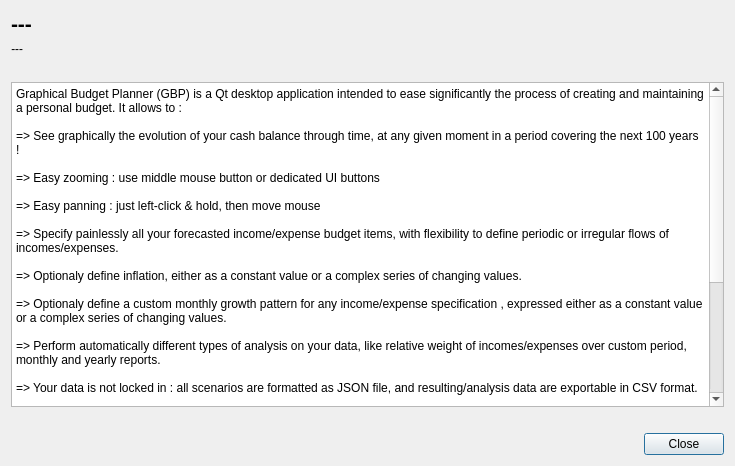
First picture: the form in aboutdialog.ui, repository redmoon1945/gbp, before the edit.
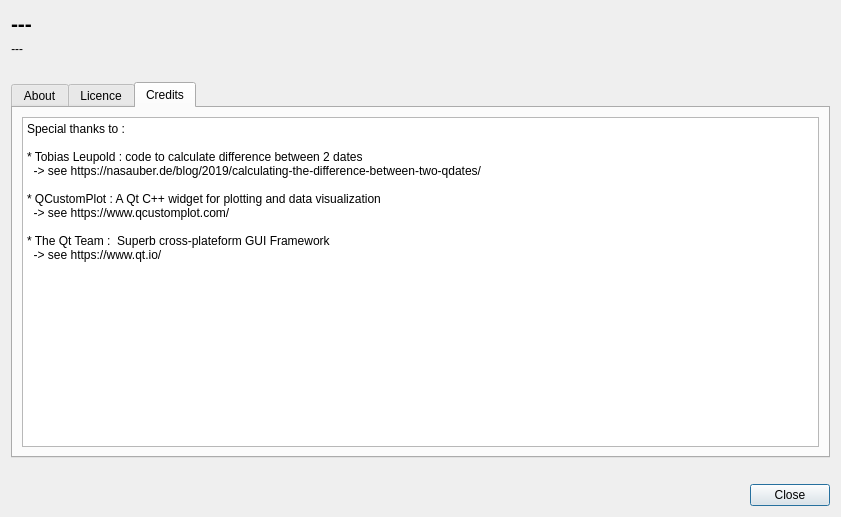
Second picture: the form after the edit. The open tabs and pages were chosen to show the change.

Commit message: ** Improve About box * Remove options to set image export type and quality, always save in PNG quality=100

```diff
--- a/aboutdialog.ui
+++ b/aboutdialog.ui
@@ -6,8 +6,8 @@
    <rect>
     <x>0</x>
     <y>0</y>
-    <width>735</width>
-    <height>466</height>
+    <width>841</width>
+    <height>517</height>
    </rect>
   </property>
   <property name="windowTitle">
@@ -45,7 +45,7 @@
       </widget>
      </item>
      <item>
-      <spacer name="verticalSpacer_2">
+      <spacer name="verticalSpacer">
        <property name="orientation">
         <enum>Qt::Vertical</enum>
        </property>
@@ -61,9 +61,24 @@
       </spacer>
      </item>
      <item>
-      <widget class="QPlainTextEdit" name="plainTextEdit">
-       <property name="plainText">
-        <string>Graphical Budget Planner (GBP) is a Qt desktop application intended to ease significantly the process of creating and maintaining a personal budget. It allows to :
+      <widget class="QTabWidget" name="tabWidget">
+       <property name="currentIndex">
+        <number>0</number>
+       </property>
+       <property name="movable">
+        <bool>false</bool>
+       </property>
+       <widget class="QWidget" name="about">
+        <attribute name="title">
+         <string>About</string>
+        </attribute>
+        <layout class="QVBoxLayout" name="verticalLayout_8">
+         <item>
+          <layout class="QVBoxLayout" name="verticalLayout_7">
+           <item>
+            <widget class="QPlainTextEdit" name="plainTextEdit">
+             <property name="plainText">
+              <string>Graphical Budget Planner (GBP) is a Qt desktop application intended to ease significantly the process of creating and maintaining a personal budget. It allows to :
 
 =&gt; See graphically the evolution of your cash balance through time, at any given moment in a period covering the next 100 years !
 
@@ -83,18 +98,67 @@
 
 GBP is all about CASH BALANCE FORECASTING : the key principle adopted is to take into consideration the FUTURE incomes/expenses expected. Consequently, this is not the right tool if you want to know how and when your money has been spent in the past (that is &quot;before today&quot;).
 
-This application and all its source code are licensed under the GNU General Public License version 3 (GNU GPLv3) or later. It's Free Software. 
+</string>
+             </property>
+            </widget>
+           </item>
+          </layout>
+         </item>
+        </layout>
+       </widget>
+       <widget class="QWidget" name="license">
+        <attribute name="title">
+         <string>Licence</string>
+        </attribute>
+        <layout class="QVBoxLayout" name="verticalLayout_4">
+         <item>
+          <layout class="QVBoxLayout" name="verticalLayout_3">
+           <item>
+            <widget class="QPlainTextEdit" name="plainTextEdit_3">
+             <property name="plainText">
+              <string>This application (named graphical-budget-planner, a.k.a. GBP) and all its source code are licensed under the GNU General Public License version 3 (GNU GPLv3) or later. It's Free Software. See http://www.gnu.org/licenses/ for the GPL licence.
 
-Credits : 
+graphical-budget-planner is distributed in the hope that it will be useful, but WITHOUT ANY WARRANTY; without even the implied warranty of MERCHANTABILITY or FITNESS FOR A PARTICULAR PURPOSE.  See the GNU General Public License for more details.
+
+(c) Copyright 2024, Claude Dumas &lt;claudedumas63@protonmail.com&gt;</string>
+             </property>
+            </widget>
+           </item>
+          </layout>
+         </item>
+        </layout>
+       </widget>
+       <widget class="QWidget" name="credits">
+        <attribute name="title">
+         <string>Credits</string>
+        </attribute>
+        <layout class="QVBoxLayout" name="verticalLayout_6">
+         <item>
+          <layout class="QVBoxLayout" name="verticalLayout_5">
+           <item>
+            <widget class="QPlainTextEdit" name="plainTextEdit_2">
+             <property name="plainText">
+              <string>Special thanks to : 
+
 * Tobias Leupold : code to calculate difference between 2 dates
   -&gt; see https://nasauber.de/blog/2019/calculating-the-difference-between-two-qdates/
-* QCustomPlot : AQCustomPlot : A Qt C++ widget for plotting and data visualization
-  -&gt; see https://www.qcustomplot.com/</string>
-       </property>
+
+* QCustomPlot : A Qt C++ widget for plotting and data visualization
+  -&gt; see https://www.qcustomplot.com/
+
+* The Qt Team :  Superb cross-plateform GUI Framework
+  -&gt; see https://www.qt.io/</string>
+             </property>
+            </widget>
+           </item>
+          </layout>
+         </item>
+        </layout>
+       </widget>
       </widget>
      </item>
      <item>
-      <spacer name="verticalSpacer">
+      <spacer name="verticalSpacer_2">
        <property name="orientation">
         <enum>Qt::Vertical</enum>
        </property>
```
The commit also changes 14 other files.
